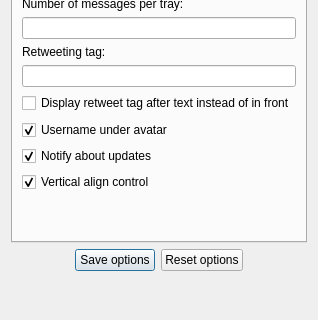
First picture: the form in trunk/src/OptionsDialog.ui, repository asolfre/qwit, before the edit; both pictures show x 0 to 318 and y 289 to 609 of the 318 by 609 pixel window.
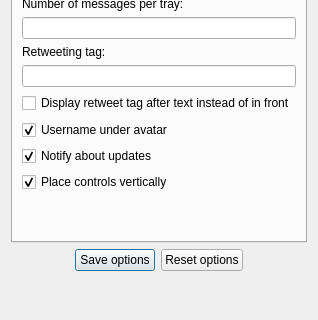
Second picture: the form after the edit.

The edit to the form file:
```diff
--- a/trunk/src/OptionsDialog.ui
+++ b/trunk/src/OptionsDialog.ui
@@ -155,7 +155,7 @@
            <item>
             <widget class="QCheckBox" name="verticalControlCheckBox" >
              <property name="text" >
-              <string>Vertical align control</string>
+              <string>Place controls vertically</string>
              </property>
              <property name="checked" >
               <bool>true</bool>
```
